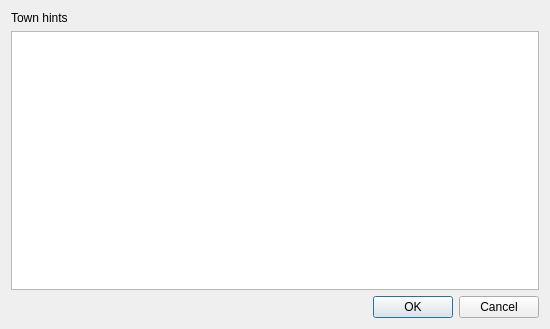
Old version of the form mapeditor/templateeditor/townhintselector.ui in the repository vcmi/vcmi.
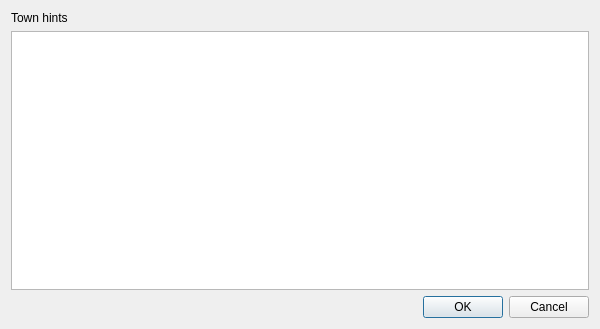
New version of the form.

Commit message: fix town hints

```diff
--- a/mapeditor/templateeditor/townhintselector.ui
+++ b/mapeditor/templateeditor/townhintselector.ui
@@ -6,7 +6,7 @@
    <rect>
     <x>0</x>
     <y>0</y>
-    <width>550</width>
+    <width>600</width>
     <height>329</height>
    </rect>
   </property>
```
The commit also changes 1 other file.
